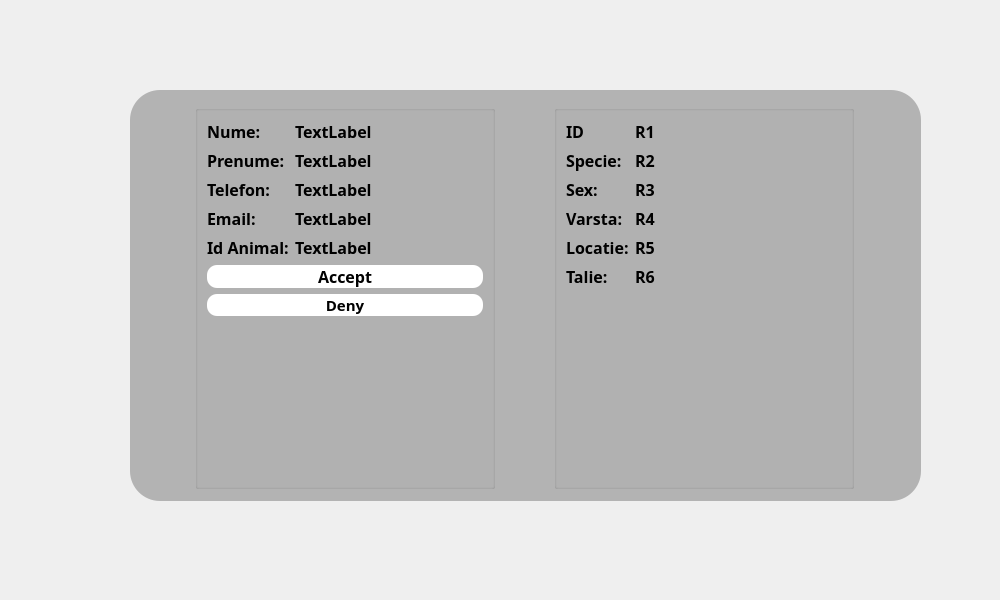
Old version of the form requestpage.ui in the repository ericktudor/ASPA.
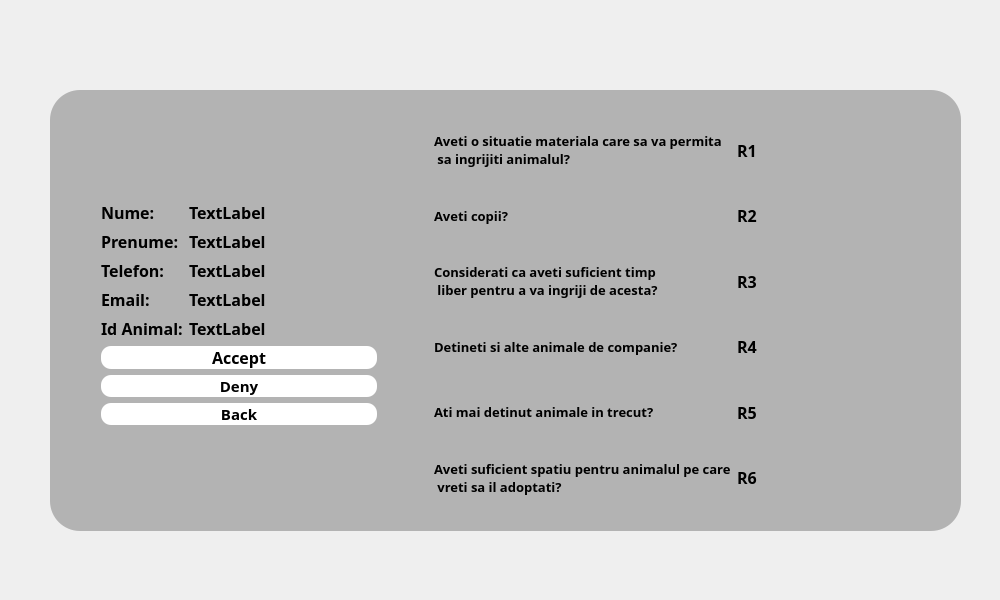
New version of the form. Icons and pictures are not drawn.

Patch:
```diff
--- a/requestpage.ui
+++ b/requestpage.ui
@@ -22,10 +22,10 @@
   <widget class="QGroupBox" name="groupBox">
    <property name="geometry">
     <rect>
-     <x>130</x>
+     <x>50</x>
      <y>90</y>
-     <width>791</width>
-     <height>411</height>
+     <width>911</width>
+     <height>441</height>
     </rect>
    </property>
    <property name="styleSheet">
@@ -37,20 +37,229 @@
    <property name="title">
     <string/>
    </property>
-   <layout class="QHBoxLayout" name="horizontalLayout">
-    <item>
-     <widget class="QGroupBox" name="groupBox_4">
+   <layout class="QGridLayout" name="gridLayout_2">
+    <item row="0" column="2">
+     <widget class="QGroupBox" name="groupBox_3">
       <property name="sizePolicy">
        <sizepolicy hsizetype="Expanding" vsizetype="Expanding">
         <horstretch>0</horstretch>
         <verstretch>0</verstretch>
        </sizepolicy>
       </property>
+      <property name="minimumSize">
+       <size>
+        <width>500</width>
+        <height>0</height>
+       </size>
+      </property>
       <property name="maximumSize">
        <size>
         <width>300</width>
         <height>16777215</height>
        </size>
+      </property>
+      <property name="styleSheet">
+       <string notr="true">#groupBox_3{
+border:0px;
+
+}</string>
+      </property>
+      <property name="title">
+       <string/>
+      </property>
+      <layout class="QGridLayout" name="gridLayout">
+       <item row="0" column="0">
+        <widget class="QLabel" name="label_3">
+         <property name="font">
+          <font>
+           <family>Segoe UI Black</family>
+           <pointsize>10</pointsize>
+           <bold>true</bold>
+          </font>
+         </property>
+         <property name="text">
+          <string>Aveti o situatie materiala care sa va permita
+ sa ingrijiti animalul?</string>
+         </property>
+        </widget>
+       </item>
+       <item row="0" column="1">
+        <widget class="QLabel" name="R1">
+         <property name="font">
+          <font>
+           <family>Segoe UI Black</family>
+           <pointsize>12</pointsize>
+           <bold>true</bold>
+          </font>
+         </property>
+         <property name="text">
+          <string>R1</string>
+         </property>
+        </widget>
+       </item>
+       <item row="1" column="0">
+        <widget class="QLabel" name="label_4">
+         <property name="font">
+          <font>
+           <family>Segoe UI Black</family>
+           <pointsize>10</pointsize>
+           <bold>true</bold>
+          </font>
+         </property>
+         <property name="text">
+          <string>Aveti copii?</string>
+         </property>
+        </widget>
+       </item>
+       <item row="1" column="1">
+        <widget class="QLabel" name="R2">
+         <property name="font">
+          <font>
+           <family>Segoe UI Black</family>
+           <pointsize>12</pointsize>
+           <bold>true</bold>
+          </font>
+         </property>
+         <property name="text">
+          <string>R2</string>
+         </property>
+        </widget>
+       </item>
+       <item row="2" column="0">
+        <widget class="QLabel" name="label_6">
+         <property name="font">
+          <font>
+           <family>Segoe UI Black</family>
+           <pointsize>10</pointsize>
+           <bold>true</bold>
+          </font>
+         </property>
+         <property name="text">
+          <string>Considerati ca aveti suficient timp
+ liber pentru a va ingriji de acesta?</string>
+         </property>
+        </widget>
+       </item>
+       <item row="2" column="1">
+        <widget class="QLabel" name="R3">
+         <property name="font">
+          <font>
+           <family>Segoe UI Black</family>
+           <pointsize>12</pointsize>
+           <bold>true</bold>
+          </font>
+         </property>
+         <property name="text">
+          <string>R3</string>
+         </property>
+        </widget>
+       </item>
+       <item row="3" column="0">
+        <widget class="QLabel" name="label">
+         <property name="font">
+          <font>
+           <family>Segoe UI Black</family>
+           <pointsize>10</pointsize>
+           <bold>true</bold>
+          </font>
+         </property>
+         <property name="text">
+          <string>Detineti si alte animale de companie?</string>
+         </property>
+        </widget>
+       </item>
+       <item row="3" column="1">
+        <widget class="QLabel" name="R4">
+         <property name="font">
+          <font>
+           <family>Segoe UI Black</family>
+           <pointsize>12</pointsize>
+           <bold>true</bold>
+          </font>
+         </property>
+         <property name="text">
+          <string>R4</string>
+         </property>
+        </widget>
+       </item>
+       <item row="4" column="0">
+        <widget class="QLabel" name="label_5">
+         <property name="font">
+          <font>
+           <family>Segoe UI Black</family>
+           <pointsize>10</pointsize>
+           <bold>true</bold>
+          </font>
+         </property>
+         <property name="text">
+          <string>Ati mai detinut animale in trecut?</string>
+         </property>
+        </widget>
+       </item>
+       <item row="4" column="1">
+        <widget class="QLabel" name="R5">
+         <property name="font">
+          <font>
+           <family>Segoe UI Black</family>
+           <pointsize>12</pointsize>
+           <bold>true</bold>
+          </font>
+         </property>
+         <property name="text">
+          <string>R5</string>
+         </property>
+        </widget>
+       </item>
+       <item row="5" column="0">
+        <widget class="QLabel" name="label_2">
+         <property name="font">
+          <font>
+           <family>Segoe UI Black</family>
+           <pointsize>10</pointsize>
+           <bold>true</bold>
+          </font>
+         </property>
+         <property name="text">
+          <string>Aveti suficient spatiu pentru animalul pe care
+ vreti sa il adoptati?</string>
+         </property>
+        </widget>
+       </item>
+       <item row="5" column="1">
+        <widget class="QLabel" name="R6">
+         <property name="font">
+          <font>
+           <family>Segoe UI Black</family>
+           <pointsize>12</pointsize>
+           <bold>true</bold>
+          </font>
+         </property>
+         <property name="text">
+          <string>R6</string>
+         </property>
+        </widget>
+       </item>
+      </layout>
+     </widget>
+    </item>
+    <item row="0" column="1">
+     <widget class="QGroupBox" name="groupBox_4">
+      <property name="sizePolicy">
+       <sizepolicy hsizetype="Fixed" vsizetype="Fixed">
+        <horstretch>0</horstretch>
+        <verstretch>0</verstretch>
+       </sizepolicy>
+      </property>
+      <property name="maximumSize">
+       <size>
+        <width>300</width>
+        <height>16777215</height>
+       </size>
+      </property>
+      <property name="styleSheet">
+       <string notr="true">#groupBox_4{
+border:0px;
+}</string>
       </property>
       <property name="title">
        <string/>
@@ -236,186 +445,23 @@
          </property>
         </widget>
        </item>
-      </layout>
-     </widget>
-    </item>
-    <item>
-     <widget class="QGroupBox" name="groupBox_3">
-      <property name="maximumSize">
-       <size>
-        <width>300</width>
-        <height>16777215</height>
-       </size>
-      </property>
-      <property name="title">
-       <string/>
-      </property>
-      <layout class="QFormLayout" name="formLayout">
-       <item row="0" column="0">
-        <widget class="QLabel" name="IdLabel">
+       <item row="7" column="0" colspan="2">
+        <widget class="QPushButton" name="pushButton_3">
          <property name="font">
           <font>
            <family>Segoe UI Black</family>
-           <pointsize>12</pointsize>
+           <pointsize>11</pointsize>
            <bold>true</bold>
           </font>
          </property>
-         <property name="text">
-          <string>ID</string>
+         <property name="styleSheet">
+          <string notr="true">#pushButton_3{
+border-radius:10px;
+	background-color: rgb(255, 255, 255);
+}</string>
          </property>
-        </widget>
-       </item>
-       <item row="1" column="0">
-        <widget class="QLabel" name="SpecieLabel">
-         <property name="font">
-          <font>
-           <family>Segoe UI Black</family>
-           <pointsize>12</pointsize>
-           <bold>true</bold>
-          </font>
-         </property>
          <property name="text">
-          <string>Specie:</string>
-         </property>
-        </widget>
-       </item>
-       <item row="1" column="1">
-        <widget class="QLabel" name="SpecieRaspuns">
-         <property name="font">
-          <font>
-           <family>Segoe UI Black</family>
-           <pointsize>12</pointsize>
-           <bold>true</bold>
-          </font>
-         </property>
-         <property name="text">
-          <string>R2</string>
-         </property>
-        </widget>
-       </item>
-       <item row="2" column="0">
-        <widget class="QLabel" name="SexLabel">
-         <property name="font">
-          <font>
-           <family>Segoe UI Black</family>
-           <pointsize>12</pointsize>
-           <bold>true</bold>
-          </font>
-         </property>
-         <property name="text">
-          <string>Sex:</string>
-         </property>
-        </widget>
-       </item>
-       <item row="2" column="1">
-        <widget class="QLabel" name="SexRaspuns">
-         <property name="font">
-          <font>
-           <family>Segoe UI Black</family>
-           <pointsize>12</pointsize>
-           <bold>true</bold>
-          </font>
-         </property>
-         <property name="text">
-          <string>R3</string>
-         </property>
-        </widget>
-       </item>
-       <item row="3" column="0">
-        <widget class="QLabel" name="VarstaLabel">
-         <property name="font">
-          <font>
-           <family>Segoe UI Black</family>
-           <pointsize>12</pointsize>
-           <bold>true</bold>
-          </font>
-         </property>
-         <property name="text">
-          <string>Varsta:</string>
-         </property>
-        </widget>
-       </item>
-       <item row="3" column="1">
-        <widget class="QLabel" name="VarstaRaspuns">
-         <property name="font">
-          <font>
-           <family>Segoe UI Black</family>
-           <pointsize>12</pointsize>
-           <bold>true</bold>
-          </font>
-         </property>
-         <property name="text">
-          <string>R4</string>
-         </property>
-        </widget>
-       </item>
-       <item row="4" column="0">
-        <widget class="QLabel" name="LocatieLabel">
-         <property name="font">
-          <font>
-           <family>Segoe UI Black</family>
-           <pointsize>12</pointsize>
-           <bold>true</bold>
-          </font>
-         </property>
-         <property name="text">
-          <string>Locatie:</string>
-         </property>
-        </widget>
-       </item>
-       <item row="4" column="1">
-        <widget class="QLabel" name="LocatieRaspuns">
-         <property name="font">
-          <font>
-           <family>Segoe UI Black</family>
-           <pointsize>12</pointsize>
-           <bold>true</bold>
-          </font>
-         </property>
-         <property name="text">
-          <string>R5</string>
-         </property>
-        </widget>
-       </item>
-       <item row="5" column="0">
-        <widget class="QLabel" name="TalieLabel">
-         <property name="font">
-          <font>
-           <family>Segoe UI Black</family>
-           <pointsize>12</pointsize>
-           <bold>true</bold>
-          </font>
-         </property>
-         <property name="text">
-          <string>Talie:</string>
-         </property>
-        </widget>
-       </item>
-       <item row="5" column="1">
-        <widget class="QLabel" name="TalieRaspuns">
-         <property name="font">
-          <font>
-           <family>Segoe UI Black</family>
-           <pointsize>12</pointsize>
-           <bold>true</bold>
-          </font>
-         </property>
-         <property name="text">
-          <string>R6</string>
-         </property>
-        </widget>
-       </item>
-       <item row="0" column="1">
-        <widget class="QLabel" name="IDRaspuns">
-         <property name="font">
-          <font>
-           <family>Segoe UI Black</family>
-           <pointsize>12</pointsize>
-           <bold>true</bold>
-          </font>
-         </property>
-         <property name="text">
-          <string>R1</string>
+          <string>Back</string>
          </property>
         </widget>
        </item>
```
Left out of the diff: 10 changed lines with no effect on the pictures.
